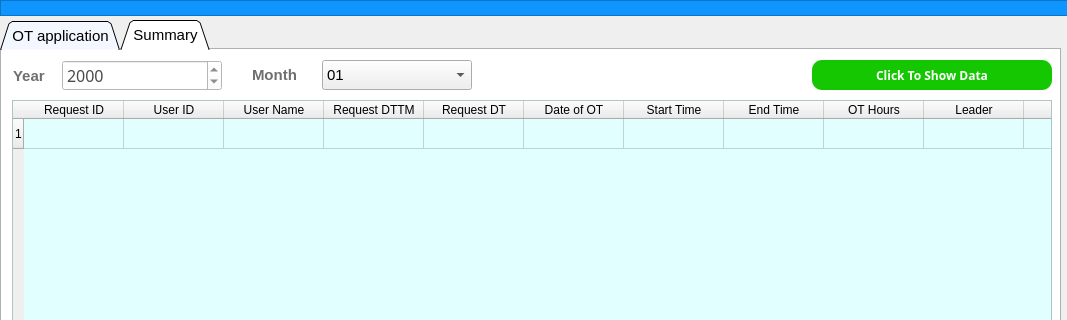
First picture: the form in ui_highDPI/otapplication.ui, repository Josefina-Hernandez/akt_hr_tool, before the edit; both pictures show x 0 to 1067 and y 0 to 320 of the 1067 by 701 pixel window.
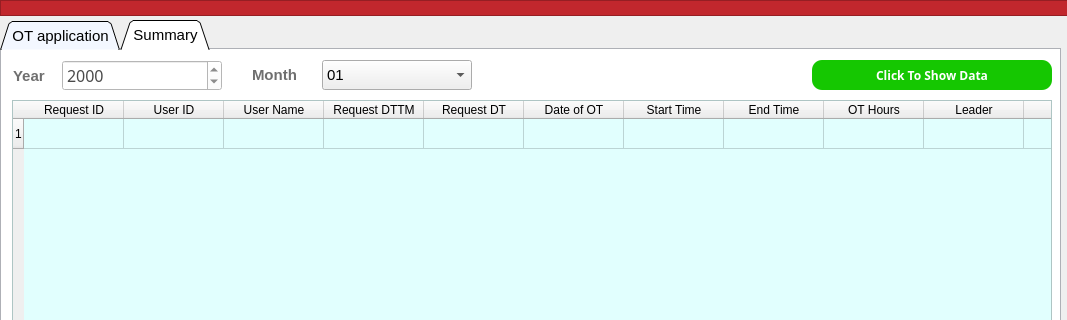
Second picture: the form after the edit. The open tabs and pages were chosen to show the change.

Patch:
```diff
--- a/ui_highDPI/otapplication.ui
+++ b/ui_highDPI/otapplication.ui
@@ -1887,7 +1887,7 @@
     <property name="styleSheet">
      <string notr="true">QFrame
 {
-	background-color:rgb(14 , 150 , 254);
+	background-color:#C1272D;
 
 }</string>
     </property>
```
Left out of the diff: 6 changed lines with no effect on the pictures.
